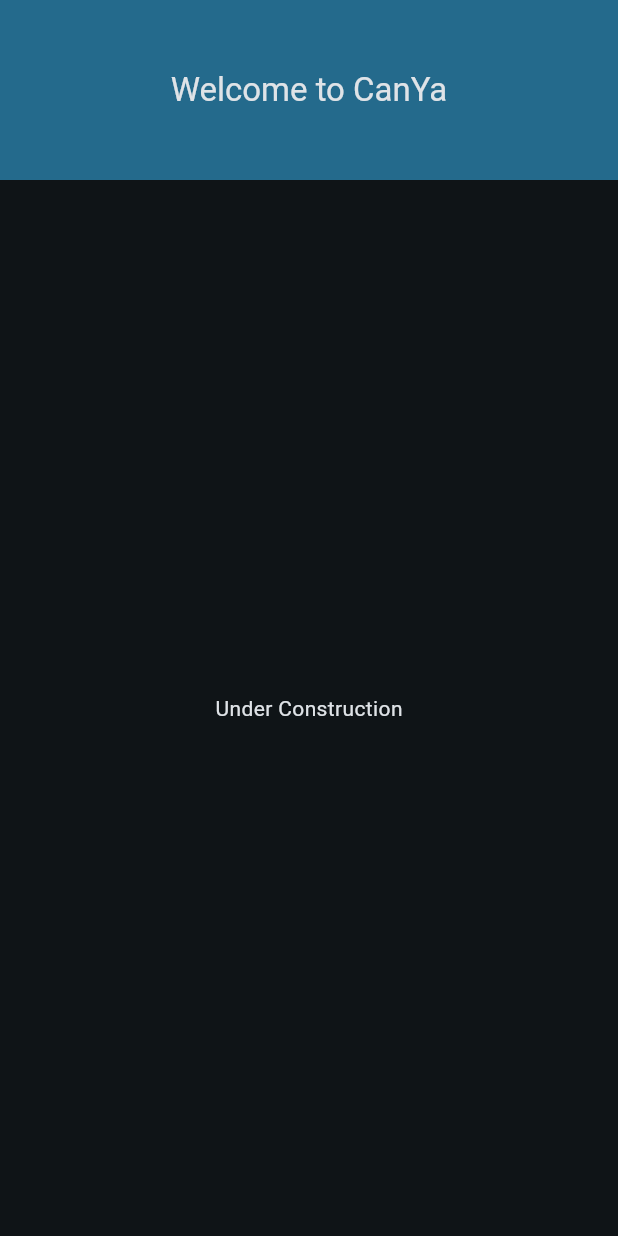
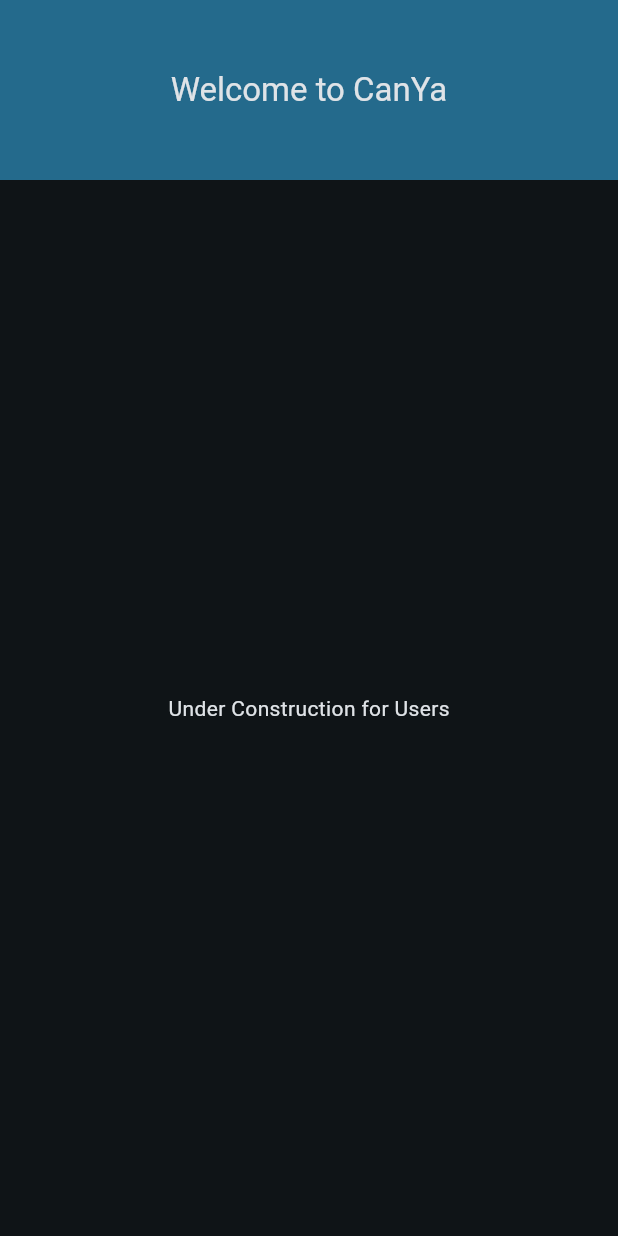
Before and after one commit to mcdona22/canya-neo, a Flutter app: the screen it shows after launch, on a phone screen of 412 x 824 dp. Run offline on Flutter 3.47's test engine with Material 3 defaults, Android fonts, the phone set to English and light mode, and no system bars; our stand-ins replace go_router, hooks_riverpod, loggy; missing offline and left inert: flutter_loggy.

Commit message:
started the next story so commit here and merge

```diff
--- a/lib/features/landing/landing_screen.dart
+++ b/lib/features/landing/landing_screen.dart
@@ -1,4 +1,5 @@
 import 'package:canya_mobile/common/routing/util.dart';
+import 'package:canya_mobile/features/user/user_list/presentation/user_list.dart';
 import 'package:flutter/material.dart';
 import 'package:hooks_riverpod/hooks_riverpod.dart';
 import 'package:loggy/loggy.dart';
@@ -11,7 +12,7 @@
   Widget build(BuildContext context, WidgetRef ref) {
     return Scaffold(
       appBar: createAppBar(context, 'Welcome to CanYa'),
-      body: const Center(child: Text('Under Construction')),
+      body: const UserList(),
     );
   }
 }
--- /dev/null
+++ b/lib/features/user/data/user.dart
@@ -0,0 +1 @@
+class User {}
--- /dev/null
+++ b/lib/features/user/user_list/presentation/user_list.dart
@@ -0,0 +1,26 @@
+import 'package:flutter/material.dart';
+import 'package:hooks_riverpod/hooks_riverpod.dart';
+import 'package:loggy/loggy.dart';
+
+class UserList extends HookConsumerWidget with UiLoggy {
+  const UserList({super.key});
+
+  @override
+  Widget build(BuildContext context, WidgetRef ref) {
+    return const Center(
+      child: Text(
+        'Under Construction '
+        'for Users',
+      ),
+    );
+  }
+}
+
+class UserTile extends HookConsumerWidget with UiLoggy {
+  const UserTile({super.key});
+
+  @override
+  Widget build(BuildContext context, WidgetRef ref) {
+    return const Center(child: Text('Under Construction'));
+  }
+}
```
Also changed, not shown: lib/features/user/user_list/presentation/user_list_screen.dart (added, +13 -0 lines).
